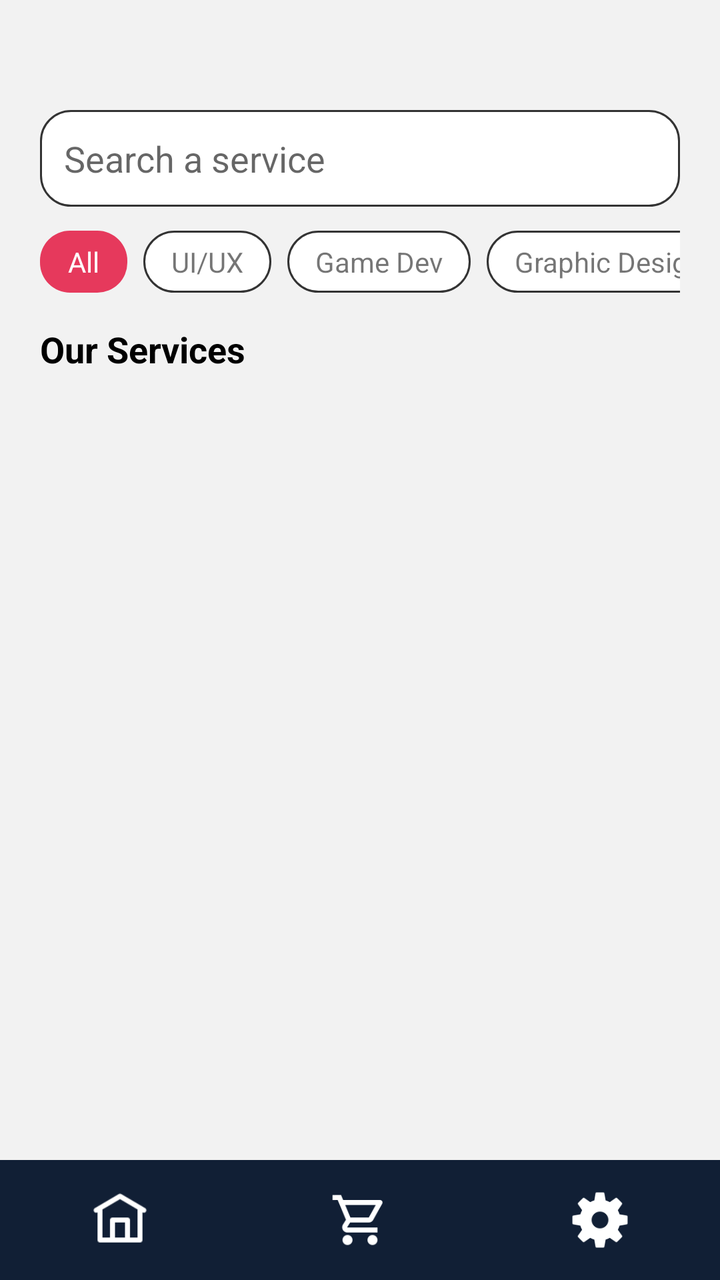
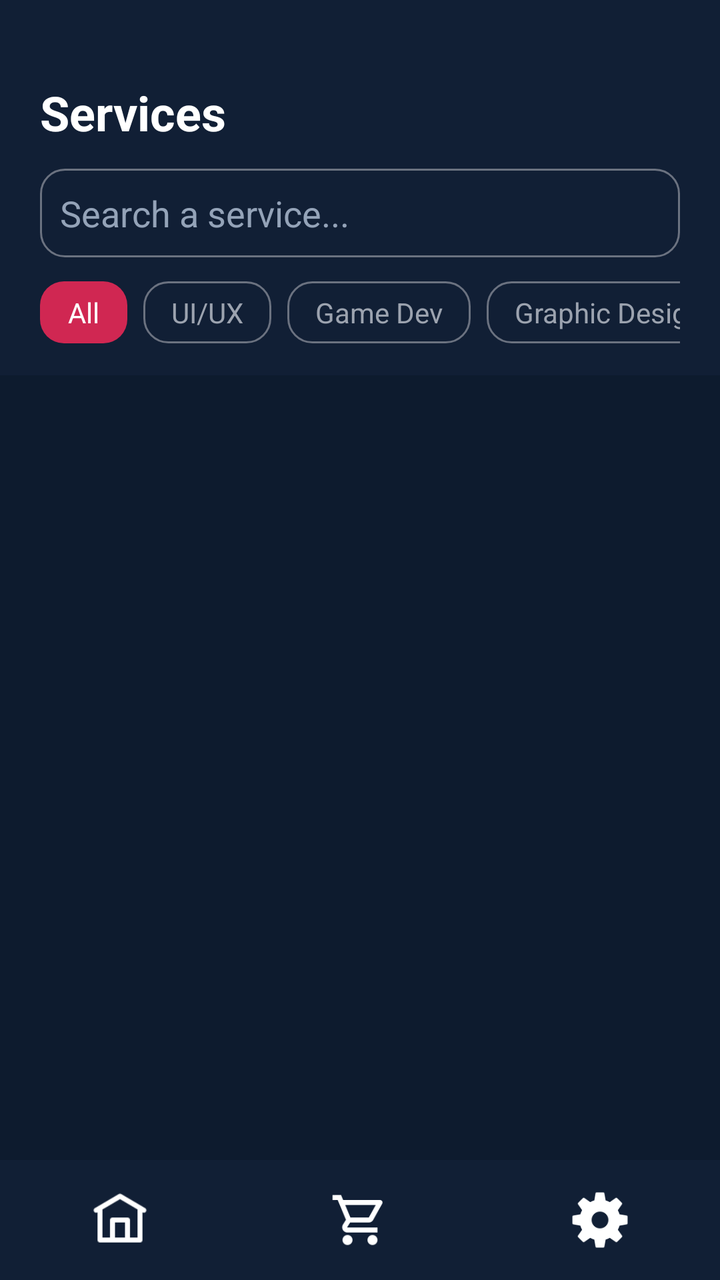

Screens rendered from an Android XML layout before and after an edit, with the pre-edit source and the edit as a unified diff.
<!-- AndroidManifest.xml: application theme Theme.TestApplication -->
<!-- res/layout/activity_services.xml -->
<?xml version="1.0" encoding="utf-8"?>
<LinearLayout xmlns:android="http://schemas.android.com/apk/res/android"
    android:orientation="vertical"
    android:background="#F2F2F2"
    android:layout_width="match_parent"
    android:layout_height="match_parent">

    <ScrollView
        android:layout_width="match_parent"
        android:layout_height="0dp"
        android:layout_weight="1">

        <LinearLayout
            android:orientation="vertical"
            android:padding="20dp"
            android:layout_width="match_parent"
            android:layout_height="wrap_content">

            <EditText
                android:hint="Search a service"
                android:padding="12dp"
                android:background="@drawable/input_field"
                android:layout_marginTop="35dp"
                android:layout_marginBottom="12dp"
                android:layout_width="match_parent"
                android:layout_height="wrap_content"/>

            <HorizontalScrollView
                android:scrollbars="none"
                android:layout_marginBottom="16dp"
                android:layout_width="match_parent"
                android:layout_height="wrap_content">

                <LinearLayout
                    android:orientation="horizontal"
                    android:layout_width="wrap_content"
                    android:layout_height="wrap_content">

                    <TextView
                        android:text="All"
                        android:textColor="@color/white"
                        android:background="@drawable/primary_button"
                        android:paddingHorizontal="14dp"
                        android:paddingVertical="6dp"
                        android:layout_marginEnd="8dp"
                        android:layout_width="wrap_content"
                        android:layout_height="wrap_content"/>

                    <TextView
                        android:text="UI/UX"
                        android:background="@drawable/input_field"
                        android:paddingHorizontal="14dp"
                        android:paddingVertical="6dp"
                        android:layout_marginEnd="8dp"
                        android:layout_width="wrap_content"
                        android:layout_height="wrap_content"/>

                    <TextView
                        android:text="Game Dev"
                        android:background="@drawable/input_field"
                        android:paddingHorizontal="14dp"
                        android:paddingVertical="6dp"
                        android:layout_marginEnd="8dp"
                        android:layout_width="wrap_content"
                        android:layout_height="wrap_content"/>

                    <TextView
                        android:text="Graphic Design"
                        android:background="@drawable/input_field"
                        android:paddingHorizontal="14dp"
                        android:paddingVertical="6dp"
                        android:layout_marginEnd="8dp"
                        android:layout_width="wrap_content"
                        android:layout_height="wrap_content"/>

                </LinearLayout>
            </HorizontalScrollView>

            <TextView
                android:text="Our Services"
                android:textStyle="bold"
                android:textSize="18sp"
                android:textColor="#000000"
                android:layout_marginBottom="12dp"
                android:layout_width="wrap_content"
                android:layout_height="wrap_content"/>

            <androidx.recyclerview.widget.RecyclerView
                android:id="@+id/servicesRecycler"
                android:nestedScrollingEnabled="false"
                android:layout_width="match_parent"
                android:layout_height="wrap_content"/>

        </LinearLayout>

    </ScrollView>

    <include layout="@layout/bottom_navbar"/>

</LinearLayout>
<!-- res/layout/bottom_navbar.xml (included above) -->
<LinearLayout xmlns:android="http://schemas.android.com/apk/res/android"
    android:layout_width="match_parent"
    android:layout_height="60dp"
    android:orientation="horizontal"
    android:background="#111F35"
    android:gravity="center">

    <ImageView
        android:id="@+id/navHome"
        android:src="@drawable/home"
        android:layout_width="30dp"
        android:layout_height="30dp"
        android:layout_weight="1"/>

    <ImageView
        android:id="@+id/navOrders"
        android:src="@drawable/cart"
        android:layout_width="30dp"
        android:layout_height="30dp"
        android:layout_weight="1"/>

    <ImageView
        android:id="@+id/navSettings"
        android:src="@drawable/settings"
        android:layout_width="30dp"
        android:layout_height="30dp"
        android:layout_weight="1"/>

</LinearLayout>
<!-- resources referenced by this layout -->
<resources>
  <color name="white">#FFFFFF</color>
  <!-- drawable cart: png bitmap (drawable, 1026 bytes) -->
  <!-- drawable home: jpg bitmap (drawable, 699 bytes) -->
  <!-- drawable input_field (drawable) -->
  <shape xmlns:android="http://schemas.android.com/apk/res/android">
  
      <solid android:color="#FFFFFF"/>
  
      <stroke
          android:width="1dp"
          android:color="#333333"/>
  
      <corners android:radius="15dp"/>
  
  </shape>
  <!-- drawable primary_button (drawable) -->
  <shape xmlns:android="http://schemas.android.com/apk/res/android">
  
      <solid android:color="@color/accent_red"/>
  
      <corners android:radius="15dp"/>
  
  </shape>
  <!-- drawable settings: png bitmap (drawable, 1617 bytes) -->
  <style name="Theme.TestApplication" parent="android:Theme.Material.Light.NoActionBar" />
  <color name="accent_red">#E6395C</color>
</resources>

<!-- the commit's change to res/layout/activity_services.xml (unified diff, before → after) -->
@@ -1,99 +1,144 @@
 <?xml version="1.0" encoding="utf-8"?>
 <LinearLayout xmlns:android="http://schemas.android.com/apk/res/android"
     android:orientation="vertical"
-    android:background="#F2F2F2"
+    android:background="@color/bg_main"
     android:layout_width="match_parent"
     android:layout_height="match_parent">
 
-    <ScrollView
+    
+    <LinearLayout
+        android:orientation="vertical"
+        android:background="@color/primary_dark"
+        android:paddingHorizontal="20dp"
+        android:paddingTop="40dp"
+        android:paddingBottom="16dp"
+        android:layout_width="match_parent"
+        android:layout_height="wrap_content">
+
+        <TextView
+            android:text="Services"
+            android:textSize="24sp"
+            android:textStyle="bold"
+            android:textColor="@color/white"
+            android:layout_width="wrap_content"
+            android:layout_height="wrap_content"/>
+
+        <EditText
+            android:id="@+id/searchField"
+            android:hint="Search a service..."
+            android:padding="10dp"
+            android:background="@drawable/input_field"
+            android:textColorHint="@color/text_hint"
+            android:textColor="@color/text_primary"
+            android:layout_marginTop="12dp"
+            android:layout_width="match_parent"
+            android:layout_height="wrap_content"/>
+
+        
+        <HorizontalScrollView
+            android:scrollbars="none"
+            android:layout_marginTop="12dp"
+            android:layout_width="match_parent"
+            android:layout_height="wrap_content">
+
+            <LinearLayout
+                android:orientation="horizontal"
+                android:layout_width="wrap_content"
+                android:layout_height="wrap_content">
+
+                <TextView
+                    android:id="@+id/chipAll"
+                    android:text="All"
+                    android:textColor="@color/white"
+                    android:background="@drawable/primary_button"
+                    android:paddingHorizontal="14dp"
+                    android:paddingVertical="6dp"
+                    android:layout_marginEnd="8dp"
+                    android:layout_width="wrap_content"
+                    android:layout_height="wrap_content"/>
+
+                <TextView
+                    android:id="@+id/chipUiUx"
+                    android:text="UI/UX"
+                    android:textColor="@color/text_secondary"
+                    android:background="@drawable/input_field"
+                    android:paddingHorizontal="14dp"
+                    android:paddingVertical="6dp"
+                    android:layout_marginEnd="8dp"
+                    android:layout_width="wrap_content"
+                    android:layout_height="wrap_content"/>
+
+                <TextView
+                    android:id="@+id/chipGameDev"
+                    android:text="Game Dev"
+                    android:textColor="@color/text_secondary"
+                    android:background="@drawable/input_field"
+                    android:paddingHorizontal="14dp"
+                    android:paddingVertical="6dp"
+                    android:layout_marginEnd="8dp"
+                    android:layout_width="wrap_content"
+                    android:layout_height="wrap_content"/>
+
+                <TextView
+                    android:id="@+id/chipGraphicDesign"
+                    android:text="Graphic Design"
+                    android:textColor="@color/text_secondary"
+                    android:background="@drawable/input_field"
+                    android:paddingHorizontal="14dp"
+                    android:paddingVertical="6dp"
+                    android:layout_marginEnd="8dp"
+                    android:layout_width="wrap_content"
+                    android:layout_height="wrap_content"/>
+
+            </LinearLayout>
+        </HorizontalScrollView>
+    </LinearLayout>
+
+    
+    <FrameLayout
         android:layout_width="match_parent"
         android:layout_height="0dp"
         android:layout_weight="1">
 
+        
+        <androidx.recyclerview.widget.RecyclerView
+            android:id="@+id/servicesRecycler"
+            android:padding="10dp"
+            android:clipToPadding="false"
+            android:visibility="gone"
+            android:layout_width="match_parent"
+            android:layout_height="match_parent"/>
+
+        
+        <ProgressBar
+            android:id="@+id/servicesProgress"
+            android:layout_width="wrap_content"
+            android:layout_height="wrap_content"
+            android:layout_gravity="center"
+            android:visibility="gone"/>
+
+        
         <LinearLayout
+            android:id="@+id/servicesEmptyContainer"
             android:orientation="vertical"
-            android:padding="20dp"
+            android:gravity="center"
+            android:padding="32dp"
+            android:visibility="gone"
             android:layout_width="match_parent"
-            android:layout_height="wrap_content">
-
-            <EditText
-                android:hint="Search a service"
-                android:padding="12dp"
-                android:background="@drawable/input_field"
-                android:layout_marginTop="35dp"
-                android:layout_marginBottom="12dp"
-                android:layout_width="match_parent"
-                android:layout_height="wrap_content"/>
-
-            <HorizontalScrollView
-                android:scrollbars="none"
-                android:layout_marginBottom="16dp"
-                android:layout_width="match_parent"
-                android:layout_height="wrap_content">
-
-                <LinearLayout
-                    android:orientation="horizontal"
-                    android:layout_width="wrap_content"
-                    android:layout_height="wrap_content">
-
-                    <TextView
-                        android:text="All"
-                        android:textColor="@color/white"
-                        android:background="@drawable/primary_button"
-                        android:paddingHorizontal="14dp"
-                        android:paddingVertical="6dp"
-                        android:layout_marginEnd="8dp"
-                        android:layout_width="wrap_content"
-                        android:layout_height="wrap_content"/>
-
-                    <TextView
-                        android:text="UI/UX"
-                        android:background="@drawable/input_field"
-                        android:paddingHorizontal="14dp"
-                        android:paddingVertical="6dp"
-                        android:layout_marginEnd="8dp"
-                        android:layout_width="wrap_content"
-                        android:layout_height="wrap_content"/>
-
-                    <TextView
-                        android:text="Game Dev"
-                        android:background="@drawable/input_field"
-                        android:paddingHorizontal="14dp"
-                        android:paddingVertical="6dp"
-                        android:layout_marginEnd="8dp"
-                        android:layout_width="wrap_content"
-                        android:layout_height="wrap_content"/>
-
-                    <TextView
-                        android:text="Graphic Design"
-                        android:background="@drawable/input_field"
-                        android:paddingHorizontal="14dp"
-                        android:paddingVertical="6dp"
-                        android:layout_marginEnd="8dp"
-                        android:layout_width="wrap_content"
-                        android:layout_height="wrap_content"/>
-
-                </LinearLayout>
-            </HorizontalScrollView>
+            android:layout_height="match_parent">
 
             <TextView
-                android:text="Our Services"
-                android:textStyle="bold"
-                android:textSize="18sp"
-                android:textColor="#000000"
-                android:layout_marginBottom="12dp"
+                android:id="@+id/servicesEmpty"
+                android:text="No services available"
+                android:textAlignment="center"
+                android:textSize="15sp"
+                android:textColor="@color/text_secondary"
                 android:layout_width="wrap_content"
-                android:layout_height="wrap_content"/>
-
-            <androidx.recyclerview.widget.RecyclerView
-                android:id="@+id/servicesRecycler"
-                android:nestedScrollingEnabled="false"
-                android:layout_width="match_parent"
                 android:layout_height="wrap_content"/>
 
         </LinearLayout>
 
-    </ScrollView>
+    </FrameLayout>
 
     <include layout="@layout/bottom_navbar"/>
 
@@ -103,7 +148,7 @@
     android:layout_width="match_parent"
     android:layout_height="60dp"
     android:orientation="horizontal"
-    android:background="#111F35"
+    android:background="@color/primary_dark"
     android:gravity="center">
 
     <ImageView
<!-- resource entries referenced after the edit -->
@@ -1,30 +1,36 @@
 <!-- resources referenced by this layout -->
 <resources>
+  <color name="bg_main">#0D1B2E</color>
+  <color name="primary_dark">#111F35</color>
+  <color name="text_hint">#94A3B8</color>
+  <color name="text_primary">#FFFFFF</color>
+  <color name="text_secondary">#9CA3AF</color>
   <color name="white">#FFFFFF</color>
   <!-- drawable cart: png bitmap (drawable, 1026 bytes) -->
   <!-- drawable home: jpg bitmap (drawable, 699 bytes) -->
   <!-- drawable input_field (drawable) -->
   <shape xmlns:android="http://schemas.android.com/apk/res/android">
-  
-      <solid android:color="#FFFFFF"/>
-  
+      <solid android:color="@color/input_bg"/>
       <stroke
           android:width="1dp"
-          android:color="#333333"/>
-  
-      <corners android:radius="15dp"/>
-  
+          android:color="@color/divider_color"/>
+      <corners android:radius="12dp"/>
   </shape>
   <!-- drawable primary_button (drawable) -->
   <shape xmlns:android="http://schemas.android.com/apk/res/android">
-  
       <solid android:color="@color/accent_red"/>
-  
-      <corners android:radius="15dp"/>
-  
+      <corners android:radius="12dp"/>
   </shape>
   <!-- drawable settings: png bitmap (drawable, 1617 bytes) -->
-  <style name="Theme.TestApplication" parent="android:Theme.Material.Light.NoActionBar" />
-  <color name="accent_red">#E6395C</color>
+  <style name="Theme.TestApplication" parent="android:Theme.Material.NoActionBar">
+          
+          <item name="android:windowBackground">@color/bg_main</item>
+          <item name="android:textColor">@color/text_primary</item>
+          <item name="android:textColorSecondary">@color/text_secondary</item>
+          <item name="android:statusBarColor">@color/primary_dark</item>
+      </style>
+  <color name="input_bg">#111F35</color>
+  <color name="divider_color">#6B7280</color>
+  <color name="accent_red">#D02752</color>
 </resources>
 
